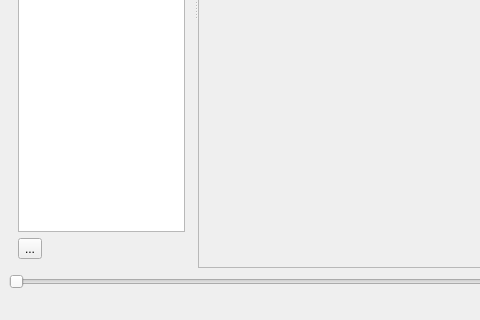
Above: viewer/viewer.ui from rectalogic/webvfx before the change; both pictures show x 0 to 480 and y 279 to 599 of the 830 by 599 pixel window. Below: the same form after it.
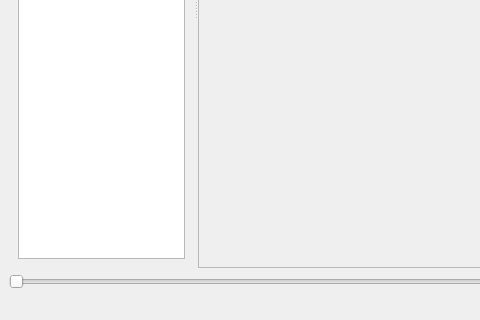
That is the form after the change. The open tabs and pages were chosen to show the change.

Patch:
```diff
--- a/viewer/viewer.ui
+++ b/viewer/viewer.ui
@@ -268,13 +268,6 @@
               </property>
              </widget>
             </item>
-            <item row="1" column="0">
-             <widget class="QToolButton" name="inspectorButton">
-              <property name="text">
-               <string>...</string>
-              </property>
-             </widget>
-            </item>
            </layout>
           </widget>
          </widget>
```
Left out of the diff: 10 changed lines with no effect on the pictures.
